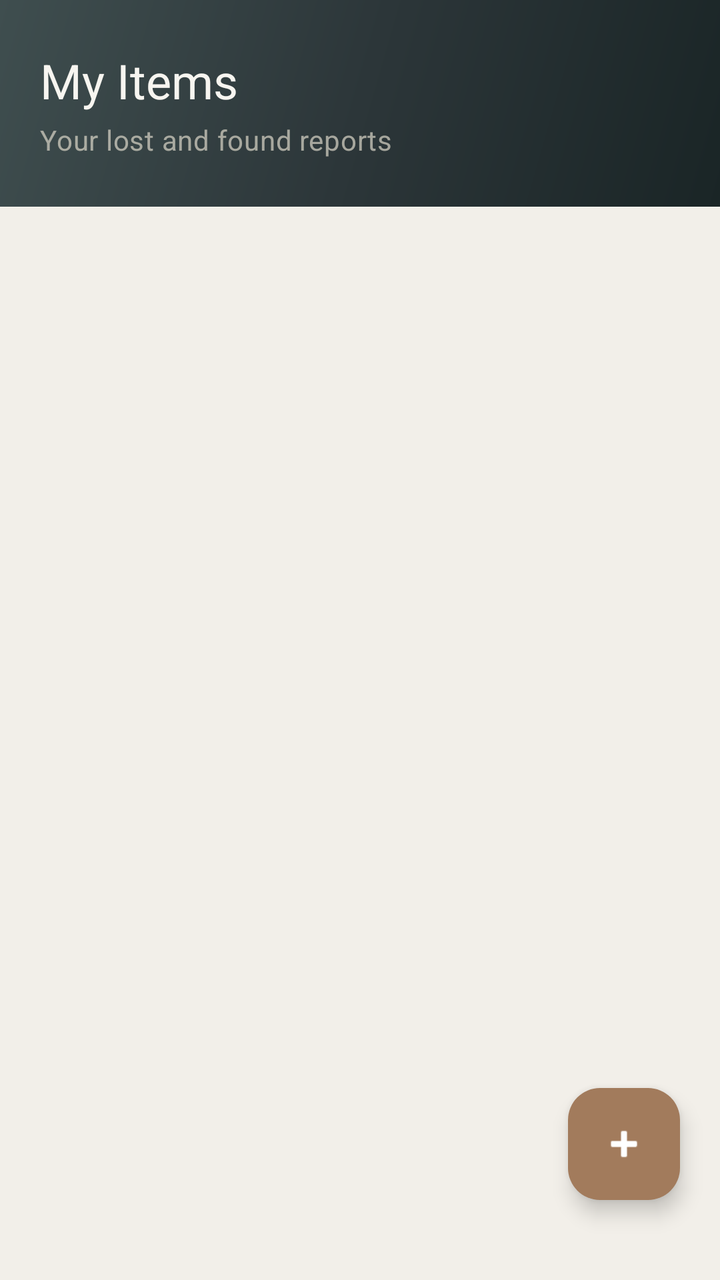
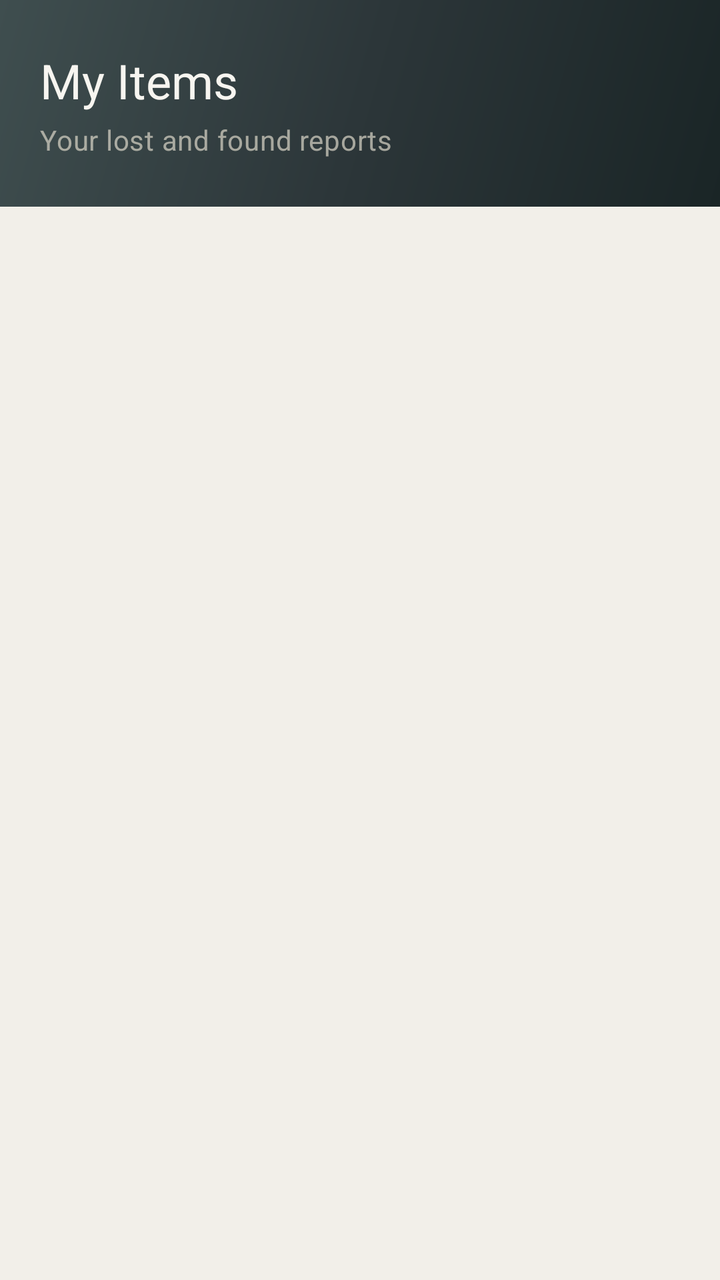

Screens rendered from an Android XML layout before and after an edit, with the pre-edit source and the edit as a unified diff.
<!-- AndroidManifest.xml: application theme Theme.ReClaim -->
<!-- res/layout/fragment_my_items.xml -->
<?xml version="1.0" encoding="utf-8"?>
<androidx.coordinatorlayout.widget.CoordinatorLayout xmlns:android="http://schemas.android.com/apk/res/android"
    xmlns:app="http://schemas.android.com/apk/res-auto"
    android:layout_width="match_parent"
    android:layout_height="match_parent"
    android:background="@color/md_theme_background">

    <LinearLayout
        android:layout_width="match_parent"
        android:layout_height="wrap_content"
        android:clipChildren="false"
        android:clipToPadding="false"
        android:orientation="vertical"
        android:paddingBottom="@dimen/space_32">

        
        <FrameLayout
            android:layout_width="match_parent"
            android:layout_height="wrap_content"
            android:background="@drawable/bg_dashboard_header"
            android:clipChildren="false"
            android:clipToPadding="false"
            android:paddingStart="@dimen/screen_padding_horizontal"
            android:paddingTop="@dimen/screen_padding_top"
            android:paddingEnd="@dimen/screen_padding_horizontal"
            android:paddingBottom="@dimen/screen_padding_bottom">

            <LinearLayout
                android:layout_width="wrap_content"
                android:layout_height="wrap_content"
                android:orientation="vertical">

                <com.google.android.material.textview.MaterialTextView
                    android:layout_width="wrap_content"
                    android:layout_height="wrap_content"
                    android:text="@string/my_items_title"
                    android:textAppearance="@style/TextAppearance.ReClaim.DashboardTitle" />

                <com.google.android.material.textview.MaterialTextView
                    android:layout_width="wrap_content"
                    android:layout_height="wrap_content"
                    android:layout_marginTop="@dimen/space_4"
                    android:text="@string/my_items_subtitle"
                    android:textAppearance="@style/TextAppearance.ReClaim.HeroSubtitle" />
            </LinearLayout>
        </FrameLayout>

        
        <com.google.android.material.tabs.TabLayout
            android:id="@+id/tab_layout"
            android:layout_width="match_parent"
            android:layout_height="wrap_content"
            android:background="@color/md_theme_background"
            app:tabIndicatorColor="@color/brand_accent"
            app:tabIndicatorFullWidth="false"
            app:tabIndicatorHeight="@dimen/space_3"
            app:tabRippleColor="@color/chip_filter_background"
            app:tabSelectedTextColor="@color/brand_dark"
            app:tabTextAppearance="?attr/textAppearanceLabelLarge"
            app:tabTextColor="@color/brand_slate" />

        
        <androidx.recyclerview.widget.RecyclerView
            android:id="@+id/recycler_my_items"
            android:layout_width="match_parent"
            android:layout_height="0dp"
            android:layout_marginTop="@dimen/space_8"
            android:layout_weight="1"
            android:clipToPadding="false"
            android:paddingStart="@dimen/space_16"
            android:paddingEnd="@dimen/space_16"
            android:paddingBottom="@dimen/space_96" />

        
        <com.google.android.material.textview.MaterialTextView
            android:id="@+id/text_empty"
            android:layout_width="match_parent"
            android:layout_height="wrap_content"
            android:layout_gravity="center"
            android:gravity="center"
            android:paddingTop="@dimen/space_48"
            android:paddingBottom="@dimen/space_48"
            android:text="@string/my_items_empty"
            android:textColor="@color/text_secondary"
            android:visibility="gone" />
    </LinearLayout>

    
    <com.google.android.material.floatingactionbutton.ExtendedFloatingActionButton
        android:id="@+id/fab_add_report"
        android:layout_width="wrap_content"
        android:layout_height="wrap_content"
        android:layout_gravity="bottom|end"
        android:layout_marginBottom="@dimen/space_40"
        android:layout_marginEnd="@dimen/space_20"
        android:textColor="@color/text_on_accent"
        app:backgroundTint="@color/brand_accent"
        app:icon="@android:drawable/ic_input_add"
        app:iconTint="@color/text_on_accent" />

    <ProgressBar
        android:id="@+id/progress"
        android:layout_width="wrap_content"
        android:layout_height="wrap_content"
        android:layout_gravity="center"
        android:indeterminateTint="@color/brand_accent"
        android:visibility="gone" />

</androidx.coordinatorlayout.widget.CoordinatorLayout>
<!-- resources referenced by this layout -->
<resources>
  <color name="brand_accent">#A27B5C</color>
  <color name="brand_dark">#2C3639</color>
  <color name="brand_slate">#3F4E4F</color>
  <color name="md_theme_background">#F2EFE9</color>
  <color name="text_on_accent">#FFFFFF</color>
  <color name="text_secondary">#3F4E4F</color>
  <dimen name="screen_padding_bottom">@dimen/space_24</dimen>
  <dimen name="screen_padding_horizontal">@dimen/space_20</dimen>
  <dimen name="screen_padding_top">@dimen/space_24</dimen>
  <dimen name="space_16">16dp</dimen>
  <dimen name="space_20">20dp</dimen>
  <dimen name="space_3">3dp</dimen>
  <dimen name="space_32">32dp</dimen>
  <dimen name="space_4">4dp</dimen>
  <dimen name="space_40">40dp</dimen>
  <dimen name="space_48">48dp</dimen>
  <dimen name="space_8">8dp</dimen>
  <dimen name="space_96">96dp</dimen>
  <!-- drawable bg_dashboard_header (drawable) -->
  <?xml version="1.0" encoding="utf-8"?>
  <shape xmlns:android="http://schemas.android.com/apk/res/android" android:shape="rectangle">
      <gradient
          android:angle="135"
          android:startColor="#1A2526"
          android:centerColor="#2C3639"
          android:endColor="#3F4E4F"
          android:type="linear" />
  </shape>
  <string name="my_items_empty">You haven\'t reported any items yet.</string>
  <string name="my_items_subtitle">Your lost and found reports</string>
  <string name="my_items_title">My Items</string>
  <style name="TextAppearance.ReClaim.DashboardTitle" parent="TextAppearance.Material3.HeadlineSmall">
          <item name="android:textColor">@color/brand_white</item>
          <item name="android:fontFamily">sans-serif-medium</item>
      </style>
  <style name="TextAppearance.ReClaim.HeroSubtitle" parent="TextAppearance.Material3.BodyMedium">
          <item name="android:textColor">#B3DCD7C9</item>
      </style>
  <dimen name="space_24">24dp</dimen>
  <color name="brand_white">#F7F5F0</color>
  <color name="md_theme_primary">#A27B5C</color>
  <color name="md_theme_onPrimary">#FFFFFF</color>
  <color name="md_theme_primaryContainer">#F0E3D4</color>
  <color name="md_theme_onPrimaryContainer">#2C3639</color>
  <color name="md_theme_secondary">#3F4E4F</color>
  <color name="md_theme_onSecondary">#DCD7C9</color>
  <color name="md_theme_secondaryContainer">#C4D1D2</color>
  <color name="md_theme_onSecondaryContainer">#1A2E2F</color>
  <color name="md_theme_tertiary">#2C3639</color>
  <color name="md_theme_onTertiary">#DCD7C9</color>
  <color name="md_theme_tertiaryContainer">#DCD7C9</color>
  <color name="md_theme_onTertiaryContainer">#2C3639</color>
  <color name="md_theme_error">#B3261E</color>
  <color name="md_theme_onError">#FFFFFF</color>
  <color name="md_theme_errorContainer">#F9DEDC</color>
  <color name="md_theme_onErrorContainer">#410E0B</color>
  <color name="md_theme_onBackground">#2C3639</color>
  <color name="md_theme_surface">#FFFFFF</color>
  <color name="md_theme_onSurface">#2C3639</color>
  <color name="md_theme_surfaceVariant">#EAE5DC</color>
  <color name="md_theme_onSurfaceVariant">#3F4E4F</color>
  <color name="md_theme_outline">#8A9394</color>
  <color name="md_theme_outlineVariant">#D0CAC0</color>
  <color name="md_theme_surfaceContainerLowest">#FFFFFF</color>
  <color name="md_theme_surfaceContainerLow">#F7F4EE</color>
  <color name="md_theme_surfaceContainer">#EDE9E0</color>
  <color name="md_theme_surfaceContainerHigh">#E3DDD4</color>
  <color name="md_theme_surfaceContainerHighest">#D8D2C8</color>
  <!-- unchanged entries left out for length: 1 -->
</resources>

<!-- the commit's change to res/layout/fragment_my_items.xml (unified diff, before → after) -->
@@ -85,19 +85,6 @@
             android:visibility="gone" />
     </LinearLayout>
 
-    
-    <com.google.android.material.floatingactionbutton.ExtendedFloatingActionButton
-        android:id="@+id/fab_add_report"
-        android:layout_width="wrap_content"
-        android:layout_height="wrap_content"
-        android:layout_gravity="bottom|end"
-        android:layout_marginBottom="@dimen/space_40"
-        android:layout_marginEnd="@dimen/space_20"
-        android:textColor="@color/text_on_accent"
-        app:backgroundTint="@color/brand_accent"
-        app:icon="@android:drawable/ic_input_add"
-        app:iconTint="@color/text_on_accent" />
-
     <ProgressBar
         android:id="@+id/progress"
         android:layout_width="wrap_content"
<!-- resource entries referenced after the edit -->
@@ -4,7 +4,6 @@
   <color name="brand_dark">#2C3639</color>
   <color name="brand_slate">#3F4E4F</color>
   <color name="md_theme_background">#F2EFE9</color>
-  <color name="text_on_accent">#FFFFFF</color>
   <color name="text_secondary">#3F4E4F</color>
   <dimen name="screen_padding_bottom">@dimen/space_24</dimen>
   <dimen name="screen_padding_horizontal">@dimen/space_20</dimen>
@@ -14,7 +13,6 @@
   <dimen name="space_3">3dp</dimen>
   <dimen name="space_32">32dp</dimen>
   <dimen name="space_4">4dp</dimen>
-  <dimen name="space_40">40dp</dimen>
   <dimen name="space_48">48dp</dimen>
   <dimen name="space_8">8dp</dimen>
   <dimen name="space_96">96dp</dimen>
